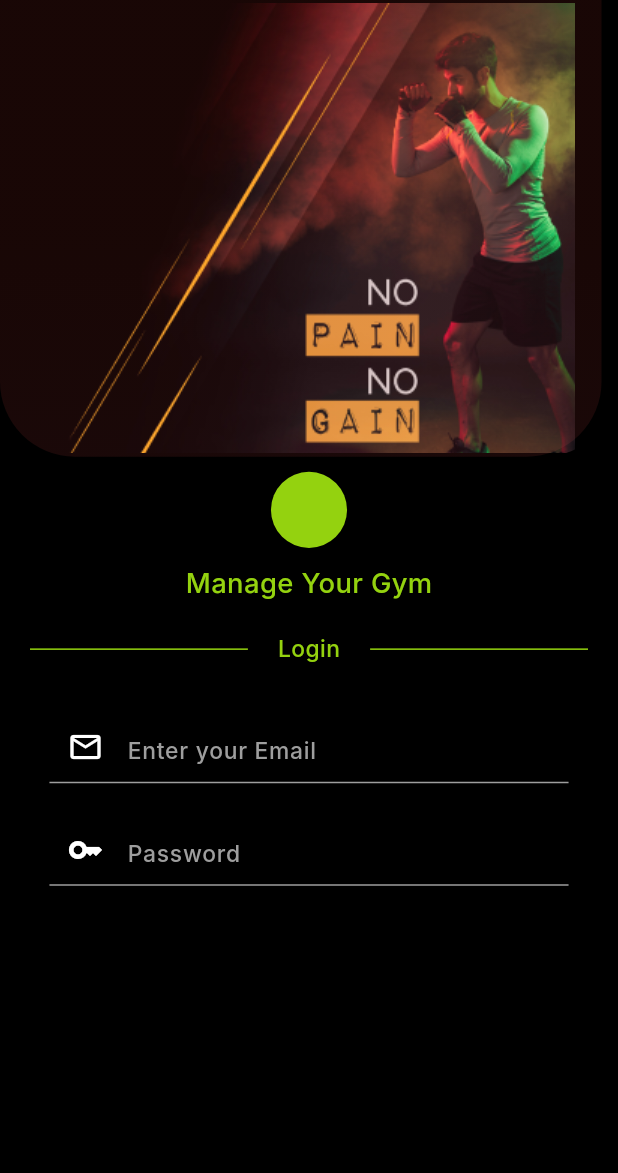
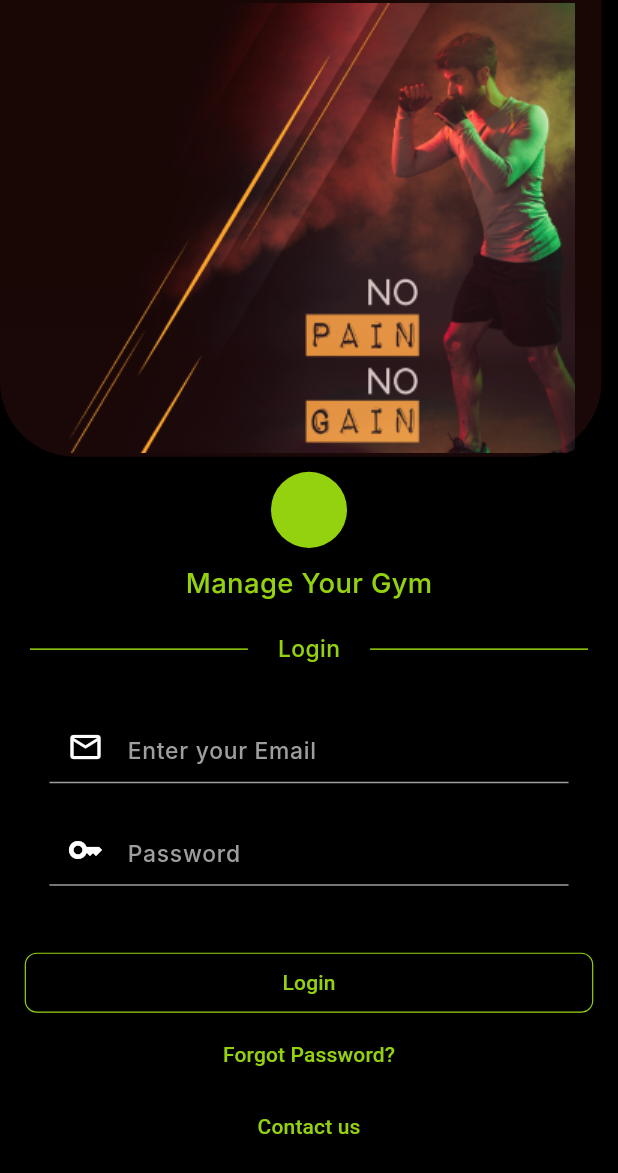
Before and after one commit to Sumeetbharali/360, a Flutter app: the screen it shows after launch, on a phone screen of 412 x 824 dp. Shown: the top 1173 px of the screen. Run offline on Flutter 3.47's test engine with Material 3 defaults, Android fonts, the phone set to English and light mode, and no system bars; our stand-ins replace flutter_screenutil; Roboto replaces fonts that are missing (Inter).

```diff
--- a/lib/features/login/presentation/views/login.dart
+++ b/lib/features/login/presentation/views/login.dart
@@ -1,4 +1,6 @@
 import 'package:flutter/material.dart';
+import 'package:flutter_screenutil/flutter_screenutil.dart';
+import 'package:gym_management/core/theme/color_palette.dart';
 import 'package:gym_management/core/widgets/auth_page_top.dart';
 import 'package:gym_management/core/widgets/space.dart';
 import 'package:gym_management/core/widgets/text_between_dividers.dart';
@@ -13,6 +15,7 @@ class Login extends StatelessWidget {
   Widget build(BuildContext context) {
     return Scaffold(
       body: Column(
+        crossAxisAlignment: CrossAxisAlignment.stretch,
         children: [
           AuthPageTop(image: TopImageWithGradient()),
           TextBetweenDividers(text: "Login"),
@@ -32,6 +35,24 @@ class Login extends StatelessWidget {
             ),
             text: "Password",
           ),
+          verticalSpace(40),
+          Padding(
+            padding: EdgeInsets.symmetric(horizontal: 15.w),
+            child: ElevatedButton(
+                onPressed: () {},
+                child: Text("Login"),
+                style: ElevatedButton.styleFrom(
+                  shape: RoundedRectangleBorder(
+                      borderRadius: BorderRadius.circular(8.0)),
+                  backgroundColor: Colors.transparent,
+                  side: BorderSide(
+                    color: ColorPalette.mainGreen, // Border color
+                    width: 0.8,
+                  ),
+                )),
+          ),
+          TextButton(onPressed: () {}, child: Text("Forgot Password?")),
+          TextButton(onPressed: () {}, child: Text("Contact us")),
         ],
       ),
     );
--- a/lib/features/sign_up/presentation/views/sign_up.dart
+++ b/lib/features/sign_up/presentation/views/sign_up.dart
@@ -35,6 +35,7 @@ class SignUp extends StatelessWidget {
           height: 25.h,
         ),
       ),
+
       verticalSpace(100),
       TextButton(
           onPressed: () {},
```
